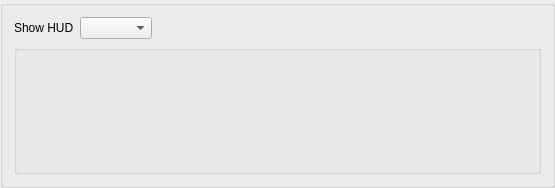
This is rare/ui/components/tabs/settings/widgets/overlay.ui in RareDevs/Rare as Qt 5 draws it before an edit. The edited form follows.
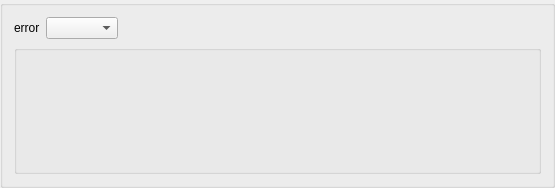
This is the edited form.

```diff
--- a/rare/ui/components/tabs/settings/widgets/overlay.ui
+++ b/rare/ui/components/tabs/settings/widgets/overlay.ui
@@ -26,7 +26,7 @@
       </sizepolicy>
      </property>
      <property name="text">
-      <string>Show HUD</string>
+      <string>error</string>
      </property>
     </widget>
    </item>
```
Left out of the diff: 8 changed lines with no effect on the pictures.
